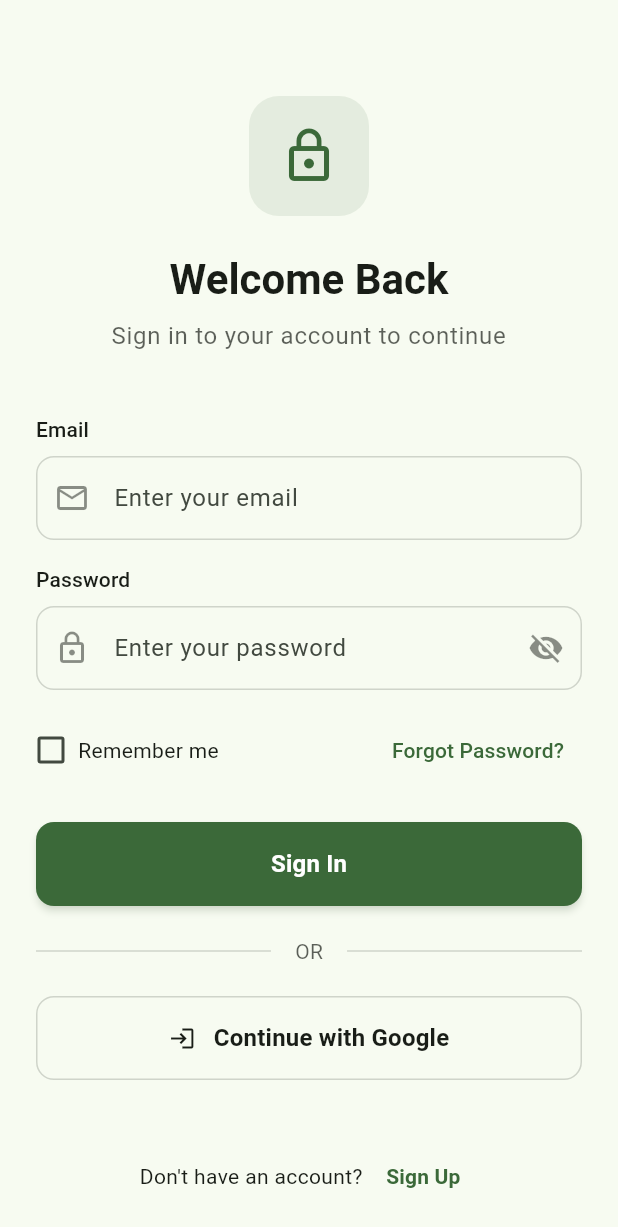
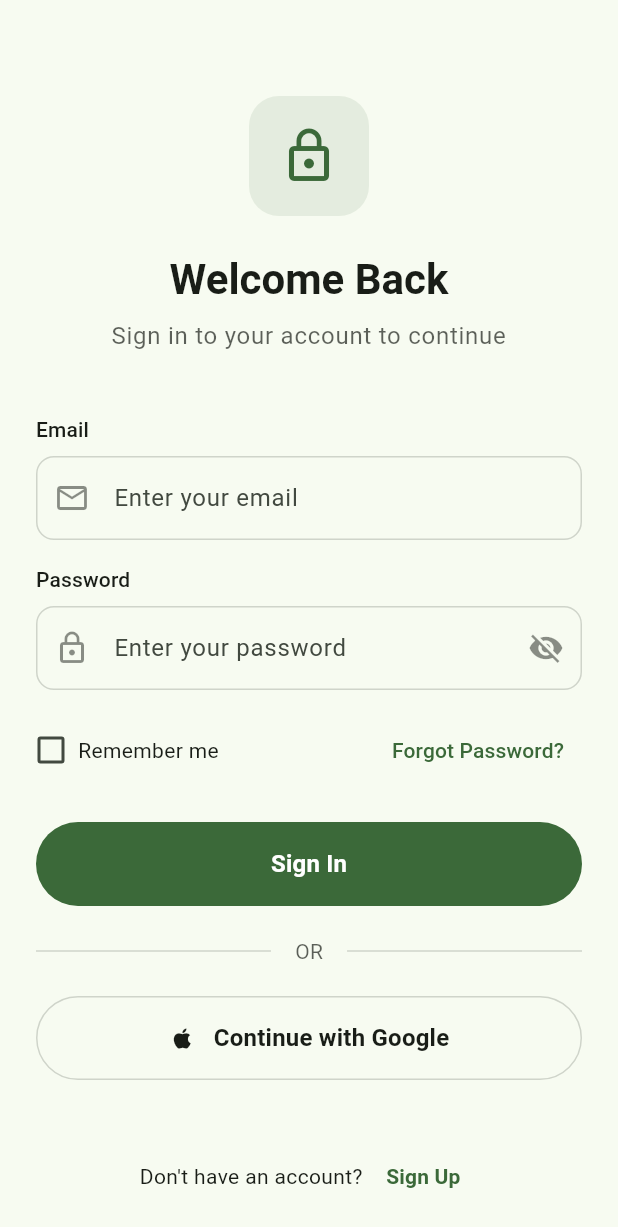
Before and after one commit to johnomeyo/coffee_app, a Flutter app: the screen it shows after launch, on a phone screen of 412 x 824 dp. Shown: the top 1227 px of the screen. Run offline on Flutter 3.47's test engine with Material 3 defaults, Android fonts, the phone set to English and light mode, and no system bars.

Commit message:
Refactor button and checkbox components for improved styling and performance

```diff
--- a/lib/auth/widgets/custom_btn.dart
+++ b/lib/auth/widgets/custom_btn.dart
@@ -21,35 +21,15 @@ class CustomButton extends StatelessWidget {
 
     return SizedBox(
       height: 56,
-      child: ElevatedButton(
+      child: FilledButton(
         onPressed: isLoading ? null : onPressed,
-        style: ElevatedButton.styleFrom(
-          backgroundColor: isOutlined ? Colors.transparent : theme.primaryColor,
-          foregroundColor:
-              isOutlined ? theme.primaryColor : theme.colorScheme.onPrimary,
-          elevation: isOutlined ? 0 : 2,
-          shadowColor: theme.primaryColor.withValues(alpha: 0.3),
-          shape: RoundedRectangleBorder(
-            borderRadius: BorderRadius.circular(12),
-            side:
-                isOutlined
-                    ? BorderSide(color: theme.primaryColor)
-                    : BorderSide.none,
-          ),
-        ),
+
         child:
             isLoading
                 ? SizedBox(
                   width: 20,
                   height: 20,
-                  child: CircularProgressIndicator(
-                    strokeWidth: 2,
-                    valueColor: AlwaysStoppedAnimation<Color>(
-                      isOutlined
-                          ? theme.primaryColor
-                          : theme.colorScheme.onPrimary,
-                    ),
-                  ),
+                  child: CircularProgressIndicator.adaptive(),
                 )
                 : Text(
                   text,
--- a/lib/auth/widgets/custom_checkbox.dart
+++ b/lib/auth/widgets/custom_checkbox.dart
@@ -23,12 +23,7 @@ class CustomCheckbox extends StatelessWidget {
         SizedBox(
           width: 20,
           height: 20,
-          child: Checkbox(
-            value: value,
-            onChanged: onChanged,
-            activeColor: theme.primaryColor,
-            checkColor: theme.colorScheme.onPrimary,
-          ),
+          child: Checkbox(value: value, onChanged: onChanged),
         ),
         const SizedBox(width: 8),
         Flexible(
--- a/lib/auth/widgets/sign_in_form.dart
+++ b/lib/auth/widgets/sign_in_form.dart
@@ -123,7 +123,7 @@ class _SignInFormState extends State<SignInForm> {
                 child: Text(
                   'Forgot Password?',
                   style: TextStyle(
-                    color: Theme.of(context).primaryColor,
+                    // color: Theme.of(context).primaryColor,
                     fontWeight: FontWeight.w500,
                   ),
                 ),
@@ -141,7 +141,7 @@ class _SignInFormState extends State<SignInForm> {
           const SizedBox(height: 20),
           SocialSignInButton(
             text: 'Continue with Google',
-            icon: Icons.login,
+            icon: Icons.apple,
             onPressed: _signInWithGoogle,
             isLoading: _isLoading,
           ),
@@ -158,7 +158,7 @@ class _SignInFormState extends State<SignInForm> {
                 child: Text(
                   'Sign Up',
                   style: TextStyle(
-                    color: Theme.of(context).primaryColor,
+                    color: Theme.of(context).colorScheme.primary,
                     fontWeight: FontWeight.w600,
                   ),
                 ),
--- a/lib/auth/widgets/sign_up_form.dart
+++ b/lib/auth/widgets/sign_up_form.dart
@@ -185,7 +185,7 @@ class _SignUpFormState extends State<SignUpForm> {
                 child: Text(
                   'Sign In',
                   style: TextStyle(
-                    color: Theme.of(context).primaryColor,
+                    color: Theme.of(context).colorScheme.primary,
                     fontWeight: FontWeight.w600,
                   ),
                 ),
--- a/lib/auth/widgets/social_sign_in_btn.dart
+++ b/lib/auth/widgets/social_sign_in_btn.dart
@@ -1,4 +1,3 @@
-
 // Social Sign In Button Component
 import 'package:flutter/material.dart';
 
@@ -29,26 +28,23 @@ class SocialSignInButton extends StatelessWidget {
           side: BorderSide(
             color: theme.colorScheme.outline.withValues(alpha: 0.3),
           ),
-          shape: RoundedRectangleBorder(
-            borderRadius: BorderRadius.circular(12),
         ),
-        ),
-        child: isLoading
+        child:
+            isLoading
                 ? SizedBox(
                   width: 20,
                   height: 20,
                   child: CircularProgressIndicator(
                     strokeWidth: 2,
-                valueColor: AlwaysStoppedAnimation<Color>(theme.primaryColor),
+                    valueColor: AlwaysStoppedAnimation<Color>(
+                      theme.primaryColor,
+                    ),
                   ),
                 )
                 : Row(
                   mainAxisAlignment: MainAxisAlignment.center,
                   children: [
-                Icon(
-                  icon,
-                  color: theme.colorScheme.onSurface,
-                ),
+                    Icon(icon, color: theme.colorScheme.onSurface),
                     const SizedBox(width: 12),
                     Text(
                       text,
```
Lines whose indentation alone changed are shown as unchanged.
